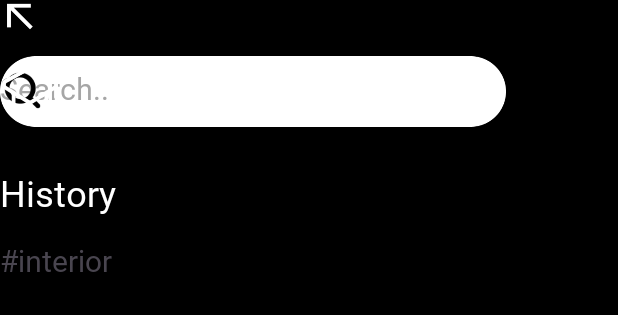
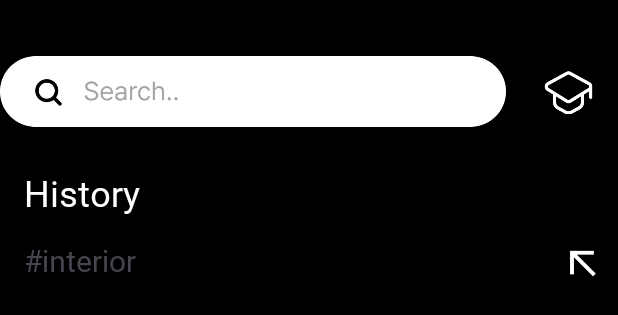
Before and after one commit to hj1016/Spotlight, an Android app: the layout search_main.xml on its own in the app's theme, with its tools: preview values and no code run, on a phone screen of 412 x 824 dp. Shown: the top 315 px of the screen. Run offline under Robolectric (Android 15) with nearby library versions, the phone set to English and light mode, and no system bars.

Commit message:
search 레이아웃 수정

```diff
--- a/app/build.gradle.kts
+++ b/app/build.gradle.kts
@@ -29,6 +29,9 @@ android {
         sourceCompatibility = JavaVersion.VERSION_1_8
         targetCompatibility = JavaVersion.VERSION_1_8
     }
+    dependenciesInfo {
+        includeInApk = true
+    }
 }
 
 dependencies {
--- a/app/src/main/res/layout/search_main.xml
+++ b/app/src/main/res/layout/search_main.xml
@@ -16,64 +16,48 @@
         tools:layout_editor_absoluteX="13dp" />
 
     <TextView
-        android:id="@+id/search_title"
-        android:layout_width="wrap_content"
-        android:layout_height="wrap_content"
-        android:layout_marginTop="45dp"
-        android:fontFamily="@font/pretendard_regular"
-        android:text="Search.."
-        android:textColor="#a6a6a6"
-        android:textSize="20sp"
-        app:layout_constraintTop_toTopOf="parent"
-        tools:layout_editor_absoluteX="70dp" />
-
-    <ImageView
-        android:id="@+id/imageView3"
-        android:layout_width="30dp"
-        android:layout_height="30dp"
-        android:layout_marginTop="45dp"
-        app:layout_constraintTop_toTopOf="parent"
-        app:srcCompat="@drawable/search_bar_icon"
-        tools:layout_editor_absoluteX="30dp" />
-
-    <TextView
         android:id="@+id/history_title"
         android:layout_width="wrap_content"
         android:layout_height="wrap_content"
+        android:layout_marginStart="16dp"
         android:layout_marginTop="25dp"
         android:fontFamily="@font/pretendard_bold"
         android:text="History"
         android:textColor="#FFFFFF"
         android:textSize="24sp"
-        app:layout_constraintTop_toBottomOf="@+id/search_bar"
-        tools:layout_editor_absoluteX="16dp" />
+        app:layout_constraintStart_toStartOf="parent"
+        app:layout_constraintTop_toBottomOf="@+id/search_bar" />
 
     <TextView
         android:id="@+id/history_text1"
         android:layout_width="wrap_content"
         android:layout_height="wrap_content"
+        android:layout_marginStart="16dp"
         android:layout_marginTop="15dp"
         android:fontFamily="@font/pretendard_bold"
         android:text="#interior"
         android:textSize="20sp"
-        app:layout_constraintTop_toBottomOf="@+id/history_title"
-        tools:layout_editor_absoluteX="16dp" />
+        app:layout_constraintStart_toStartOf="parent"
+        app:layout_constraintTop_toBottomOf="@+id/history_title" />
 
     <ImageView
-        android:id="@+id/imageView4"
+        android:id="@+id/search_go1"
         android:layout_width="25dp"
         android:layout_height="22dp"
-        app:srcCompat="@drawable/search_go"
-        tools:layout_editor_absoluteX="375dp"
-        tools:layout_editor_absoluteY="167dp" />
+        android:layout_marginTop="20dp"
+        android:layout_marginEnd="11dp"
+        app:layout_constraintEnd_toEndOf="parent"
+        app:layout_constraintTop_toBottomOf="@id/history_title"
+        app:srcCompat="@drawable/search_go" />
 
     <ImageView
         android:id="@+id/search_school"
-        android:layout_width="40dp"
-        android:layout_height="42dp"
-        android:layout_marginTop="40dp"
+        android:layout_width="34dp"
+        android:layout_height="35dp"
+        android:layout_marginTop="44dp"
+        android:layout_marginEnd="16dp"
+        app:layout_constraintEnd_toEndOf="parent"
         app:layout_constraintTop_toTopOf="parent"
-        app:srcCompat="@drawable/search_school"
-        tools:layout_editor_absoluteX="360dp" />
+        app:srcCompat="@drawable/search_school" />
 
 </androidx.constraintlayout.widget.ConstraintLayout>
```
Also changed, not shown: app/src/main/res/layout/activity_main.xml (+34 -38 lines), app/src/main/res/drawable/search_bar.png.
